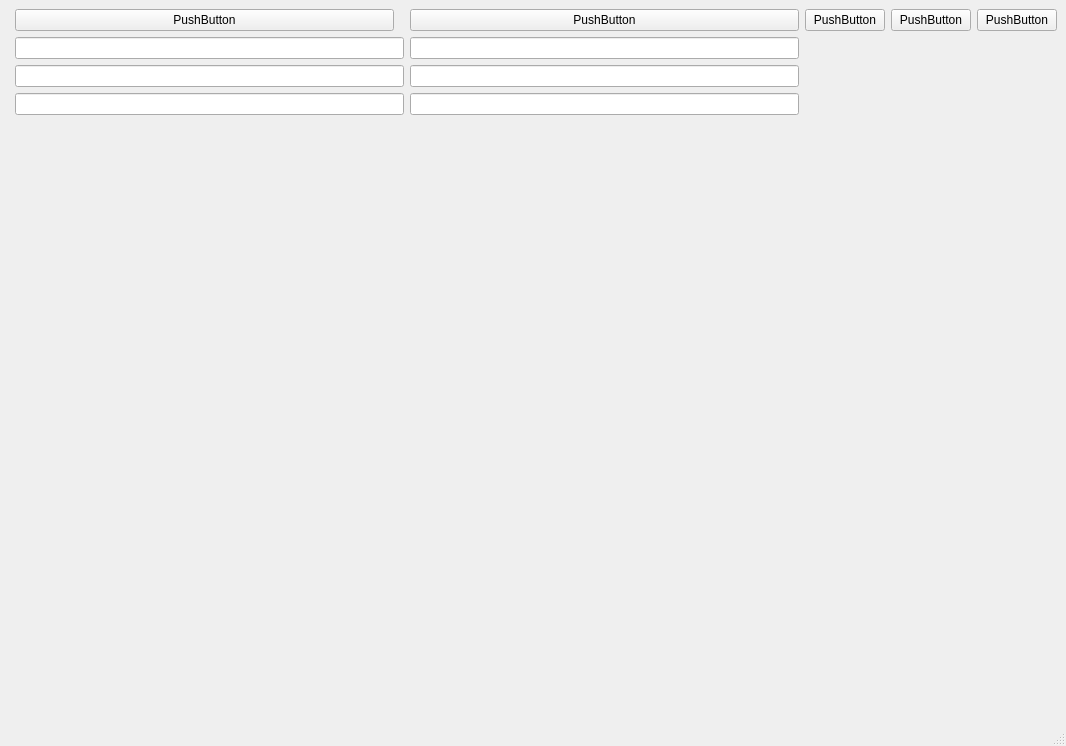
First picture: the form in src/mainwindow.ui, repository tarpon5of5/C_Function_Plotter, before the edit.
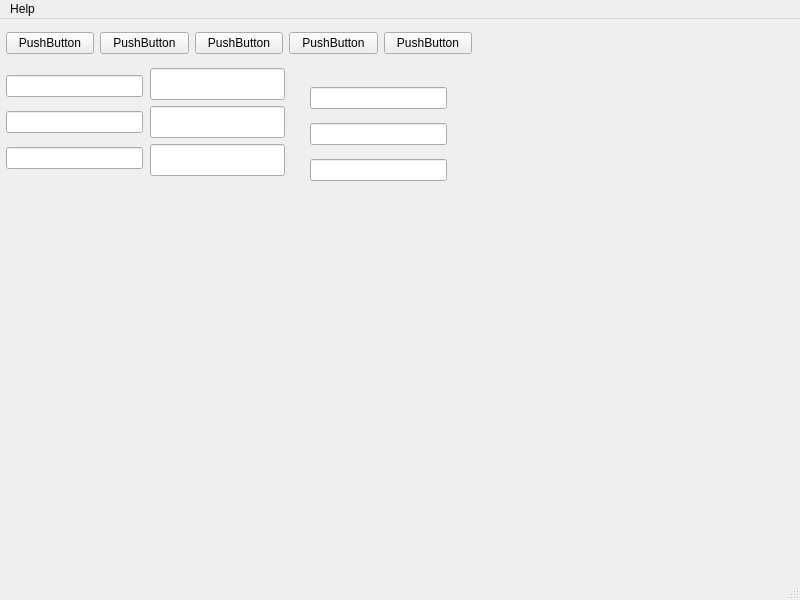
Second picture: the form after the edit.

The edit to the form file:
```diff
--- a/src/mainwindow.ui
+++ b/src/mainwindow.ui
@@ -6,89 +6,150 @@
    <rect>
     <x>0</x>
     <y>0</y>
-    <width>1066</width>
-    <height>746</height>
+    <width>800</width>
+    <height>600</height>
    </rect>
   </property>
   <property name="windowTitle">
    <string>MainWindow</string>
   </property>
   <widget class="QWidget" name="centralwidget">
-   <layout class="QFormLayout" name="formLayout">
-    <item row="0" column="1">
-     <layout class="QGridLayout" name="gridLayout">
-      <item row="0" column="0">
-       <widget class="QPushButton" name="pushButton">
-        <property name="maximumSize">
-         <size>
-          <width>379</width>
-          <height>16777215</height>
-         </size>
-        </property>
+   <widget class="QWidget" name="horizontalLayoutWidget">
+    <property name="geometry">
+     <rect>
+      <x>6</x>
+      <y>6</y>
+      <width>466</width>
+      <height>36</height>
+     </rect>
+    </property>
+    <layout class="QHBoxLayout" name="horizontalLayout_2">
+     <item>
+      <widget class="QPushButton" name="pushButton_4">
         <property name="text">
          <string>PushButton</string>
         </property>
        </widget>
       </item>
-      <item row="2" column="0">
-       <widget class="QLineEdit" name="lineEdit_2"/>
-      </item>
-      <item row="0" column="1">
-       <widget class="QPushButton" name="pushButton_2">
-        <property name="text">
-         <string>PushButton</string>
-        </property>
-       </widget>
-      </item>
-      <item row="0" column="3">
+     <item>
        <widget class="QPushButton" name="pushButton_3">
         <property name="text">
          <string>PushButton</string>
         </property>
        </widget>
       </item>
-      <item row="0" column="4">
+     <item>
        <widget class="QPushButton" name="pushButton_5">
         <property name="text">
          <string>PushButton</string>
         </property>
        </widget>
       </item>
-      <item row="1" column="0">
-       <widget class="QLineEdit" name="lineEdit"/>
-      </item>
-      <item row="0" column="2">
-       <widget class="QPushButton" name="pushButton_4">
+     <item>
+      <widget class="QPushButton" name="pushButton_2">
+       <property name="text">
+        <string>PushButton</string>
+       </property>
+      </widget>
+     </item>
+     <item>
+      <widget class="QPushButton" name="pushButton">
         <property name="text">
          <string>PushButton</string>
         </property>
        </widget>
       </item>
-      <item row="3" column="0">
-       <widget class="QLineEdit" name="lineEdit_3"/>
-      </item>
-      <item row="1" column="1">
+    </layout>
+   </widget>
+   <widget class="QWidget" name="verticalLayoutWidget_3">
+    <property name="geometry">
+     <rect>
+      <x>310</x>
+      <y>60</y>
+      <width>137</width>
+      <height>110</height>
+     </rect>
+    </property>
+    <layout class="QVBoxLayout" name="verticalLayout_3">
+     <item>
+      <widget class="QLineEdit" name="lineEdit_7"/>
+     </item>
+     <item>
+      <widget class="QLineEdit" name="lineEdit_9"/>
+     </item>
+     <item>
+      <widget class="QLineEdit" name="lineEdit_8"/>
+     </item>
+    </layout>
+   </widget>
+   <widget class="QWidget" name="verticalLayoutWidget_2">
+    <property name="geometry">
+     <rect>
+      <x>6</x>
+      <y>48</y>
+      <width>137</width>
+      <height>110</height>
+     </rect>
+    </property>
+    <layout class="QVBoxLayout" name="verticalLayout_2">
+     <item>
        <widget class="QLineEdit" name="lineEdit_4"/>
       </item>
-      <item row="2" column="1">
-       <widget class="QLineEdit" name="lineEdit_5"/>
-      </item>
-      <item row="3" column="1">
+     <item>
        <widget class="QLineEdit" name="lineEdit_6"/>
       </item>
-     </layout>
-    </item>
-   </layout>
+     <item>
+      <widget class="QLineEdit" name="lineEdit_5"/>
+     </item>
+    </layout>
+   </widget>
+   <widget class="QLineEdit" name="lineEdit_3">
+    <property name="geometry">
+     <rect>
+      <x>150</x>
+      <y>87</y>
+      <width>135</width>
+      <height>32</height>
+     </rect>
+    </property>
+   </widget>
+   <widget class="QLineEdit" name="lineEdit">
+    <property name="geometry">
+     <rect>
+      <x>150</x>
+      <y>49</y>
+      <width>135</width>
+      <height>32</height>
+     </rect>
+    </property>
+   </widget>
+   <widget class="QLineEdit" name="lineEdit_2">
+    <property name="geometry">
+     <rect>
+      <x>150</x>
+      <y>125</y>
+      <width>135</width>
+      <height>32</height>
+     </rect>
+    </property>
+   </widget>
   </widget>
   <widget class="QMenuBar" name="menubar">
    <property name="geometry">
     <rect>
      <x>0</x>
      <y>0</y>
-     <width>1066</width>
-     <height>30</height>
+     <width>800</width>
+     <height>22</height>
     </rect>
    </property>
+   <widget class="QMenu" name="menuHelp">
+    <property name="title">
+     <string>Help</string>
+    </property>
+    <addaction name="actionAbout"/>
+   </widget>
+   <addaction name="menuHelp"/>
   </widget>
   <widget class="QStatusBar" name="statusbar"/>
  </widget>
```
Left out of the diff: 5 changed lines with no effect on the pictures. Lines whose indentation alone changed are shown as unchanged.
